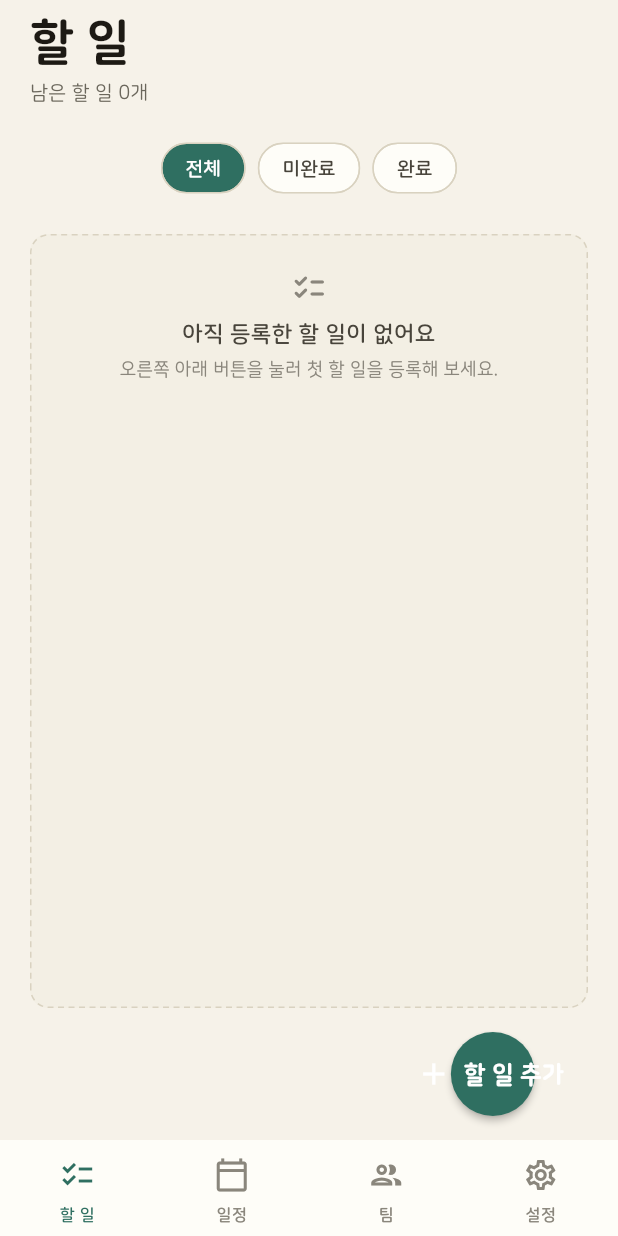
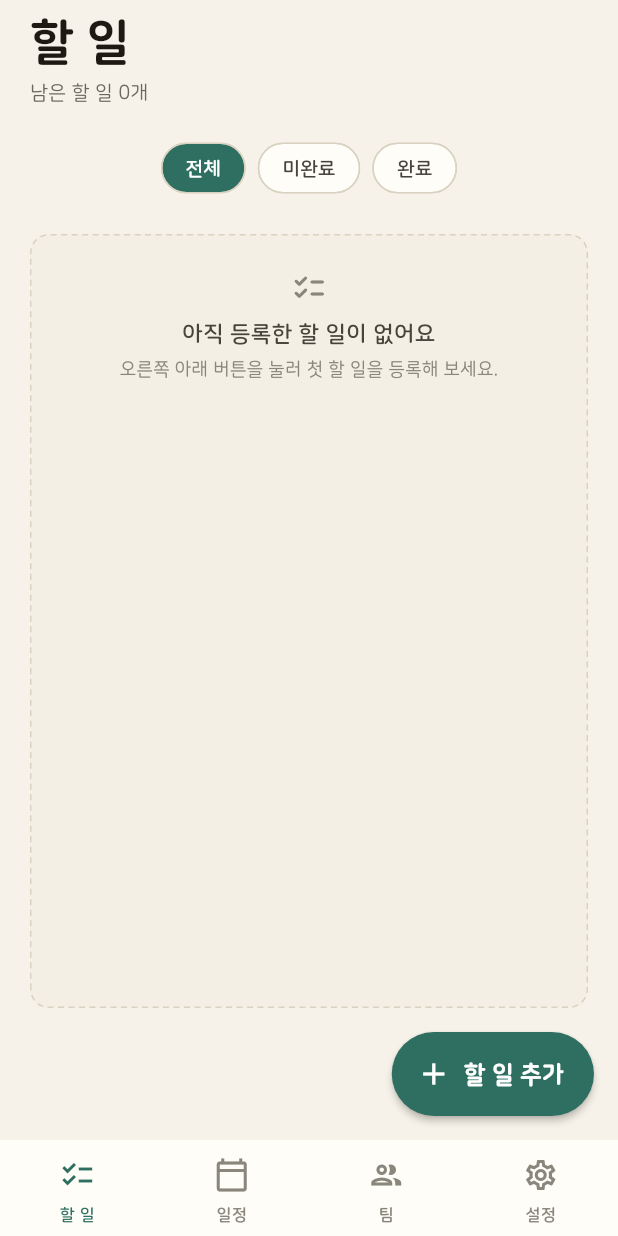
Before and after one commit to endl24/Do-it, a Flutter app: the screen it shows after launch, on a phone screen of 412 x 824 dp. Run offline on Flutter 3.47's test engine with Material 3 defaults, Android fonts, the phone set to English and light mode, and no system bars; our stand-ins replace sqflite; accounts and stored records are empty.

Commit message:
fix: 스낵바가 탭 화면의 FAB에 가리고 확장 FAB가 원으로 그려지는 문제 수정
Co-Authored-By: Claude Opus 5.5 <noreply@anthropic.com>

```diff
--- a/app/lib/core/theme/app_theme.dart
+++ b/app/lib/core/theme/app_theme.dart
@@ -107,7 +107,8 @@ class AppTheme {
         backgroundColor: AppColors.primary,
         foregroundColor: AppColors.onPrimary,
         elevation: 2,
-        shape: CircleBorder(),
+        // 정사각형 FAB는 원으로, 글자가 있는 확장 FAB는 알약 모양으로 그려진다.
+        shape: StadiumBorder(),
         sizeConstraints: BoxConstraints.tightFor(
           width: AppSize.fab,
           height: AppSize.fab,
--- a/app/lib/screens/main/main_screen.dart
+++ b/app/lib/screens/main/main_screen.dart
@@ -36,7 +36,11 @@ class _MainScreenState extends State<MainScreen> {
     return Scaffold(
       body: IndexedStack(
         index: _selectedIndex,
-        children: [for (final tab in _tabs) tab.screen],
+        // 스낵바는 바깥 Scaffold에만 뜨면 탭 화면의 FAB가 비켜 주지 않아 버튼을 가린다.
+        // 탭마다 따로 두면 그 탭의 Scaffold에 떠서 FAB 위로 올라간다.
+        children: [
+          for (final tab in _tabs) ScaffoldMessenger(child: tab.screen),
+        ],
       ),
       bottomNavigationBar: DecoratedBox(
         decoration: const BoxDecoration(
```
